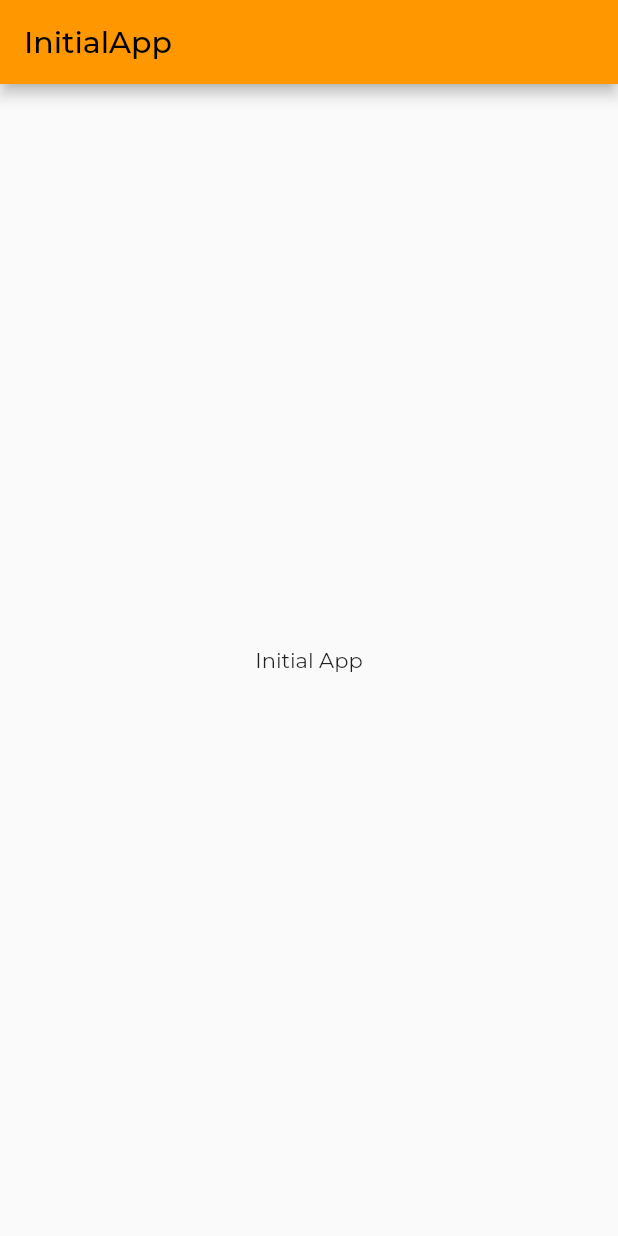
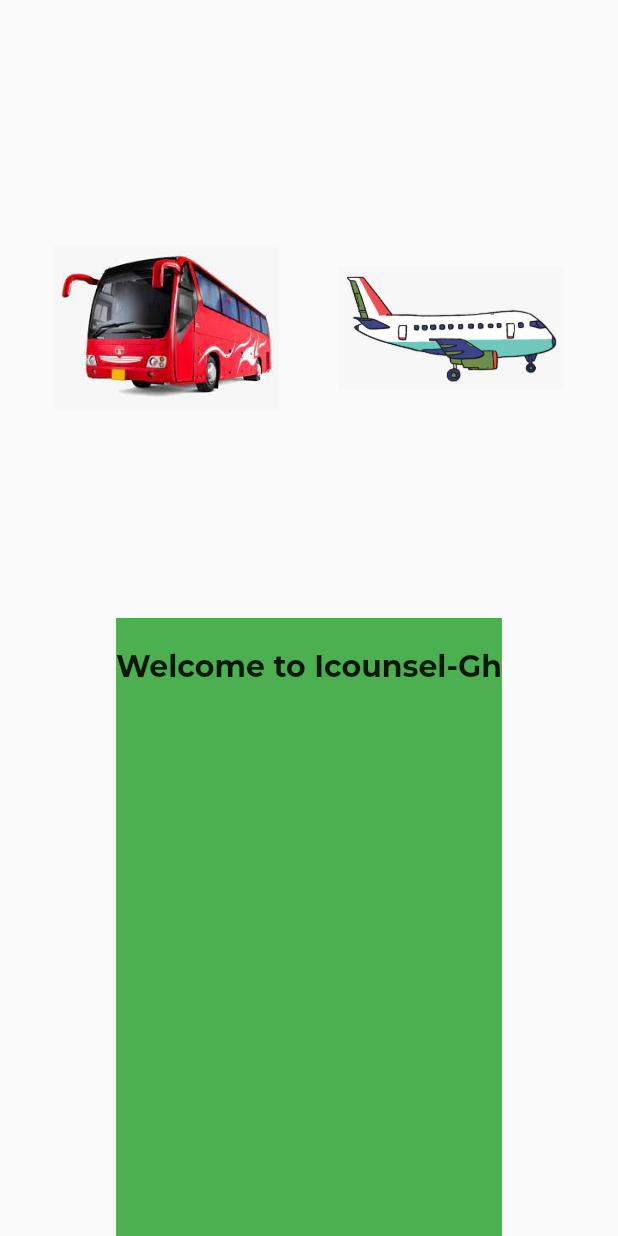
Before and after one commit to dollarstir/bus-booking, a Flutter app: the screen it shows after launch, on a phone screen of 412 x 824 dp. Run offline on Flutter 3.47's test engine with Material 2 defaults, Android fonts, the phone set to English and light mode, and no system bars; our stand-ins replace animated_splash_screen, awesome_notifications, google_fonts, hive, hive_flutter; accounts and stored records are empty.

Commit message:
booking 4

```diff
--- a/lib/initialapp.dart
+++ b/lib/initialapp.dart
@@ -11,11 +11,63 @@
   @override
   Widget build(BuildContext context) {
     return Scaffold(
-      appBar: AppBar(
-        title: Text("InitialApp"),
-      ),
-      body: Center(
-        child: Text("Initial App"),
+      body: SafeArea(
+        child: Center(
+          child: Container(
+            margin: EdgeInsets.only(left: 20, right: 20),
+            padding: EdgeInsets.only(left: 10, right: 10),
+            child: Column(
+              mainAxisAlignment: MainAxisAlignment.start,
+              children: [
+                Expanded(
+                  flex: 1,
+                  child: Container(
+                    padding: EdgeInsets.only(top: 5, right: 5, left: 5),
+                    margin: EdgeInsets.only(left: 1, right: 1, top: 20),
+                    // color: Colors.orange,
+                    child: Row(
+                      mainAxisAlignment: MainAxisAlignment.spaceBetween,
+                      children: [
+
+                        ClipRRect(
+                          borderRadius: BorderRadius.circular(20.0),
+                          child: Image.asset('assets/images/bus2.jpg', width: 150,
+                          height: 200,),
+                        ),
+                        ClipRRect(
+                          borderRadius: BorderRadius.circular(20.0),
+                          child: Image.asset('assets/images/plane4.png', width: 150,
+                          height: 200,),
+                        ),
+
+                      ],
+                    ),
+                  ),
+                ),
+                Expanded(
+                  flex: 1,
+                  child: Container(
+                    color: Colors.green,
+                    child: Column(
+                      mainAxisAlignment: MainAxisAlignment.start,
+                      children: [
+                        Container(
+                          margin: EdgeInsets.only(top: 20),
+                          child: Text("Welcome to Icounsel-Gh",
+                          style: TextStyle(
+                            fontSize: 20,
+                            fontWeight: FontWeight.bold
+                          ),),
+                        ),
+                      ],
+
+                    ),
+                  ),
+                ),
+              ],
+            ),
+          ),
+        ),
       ),
     );
   }
--- a/lib/main.dart
+++ b/lib/main.dart
@@ -18,7 +18,7 @@
   WidgetsFlutterBinding.ensureInitialized();
   final dir = await path.getApplicationDocumentsDirectory();
   Hive.init(dir.path);
-  await Hive.openBox("icousel");
+  await Hive.openBox("booking");
 
   AwesomeNotifications().initialize('resource://drawable/res_notification', [
     NotificationChannel(
@@ -36,7 +36,7 @@
   // This widget is the root of your application.
 
   Widget pageChecher(){
-  var box =  Hive.box('icousel');
+  var box =  Hive.box('booking');
     // var firstTime = box.get("firstTime");
     var islogin =  box.get("islog");
     var isfirstime =  box.get("firstrun");
```
Also changed, not shown: assets/images/bb.png (added), assets/images/bus.png (added), assets/images/bus1.jpg (added), assets/images/bus2.jpg (added), assets/images/bus3.jpg (added), assets/images/fl.jpg (added), assets/images/plan.png (added), assets/images/plane.png (added), assets/images/plane1.png (added), assets/images/plane3.jpg (added), assets/images/plane4.png (added).
